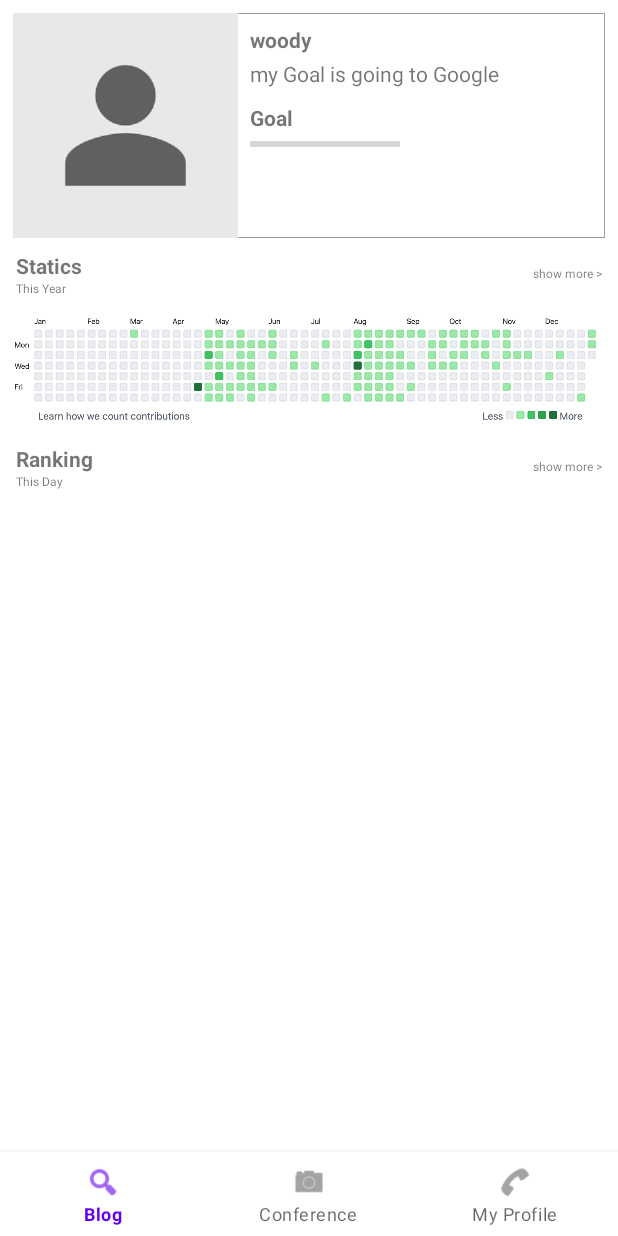
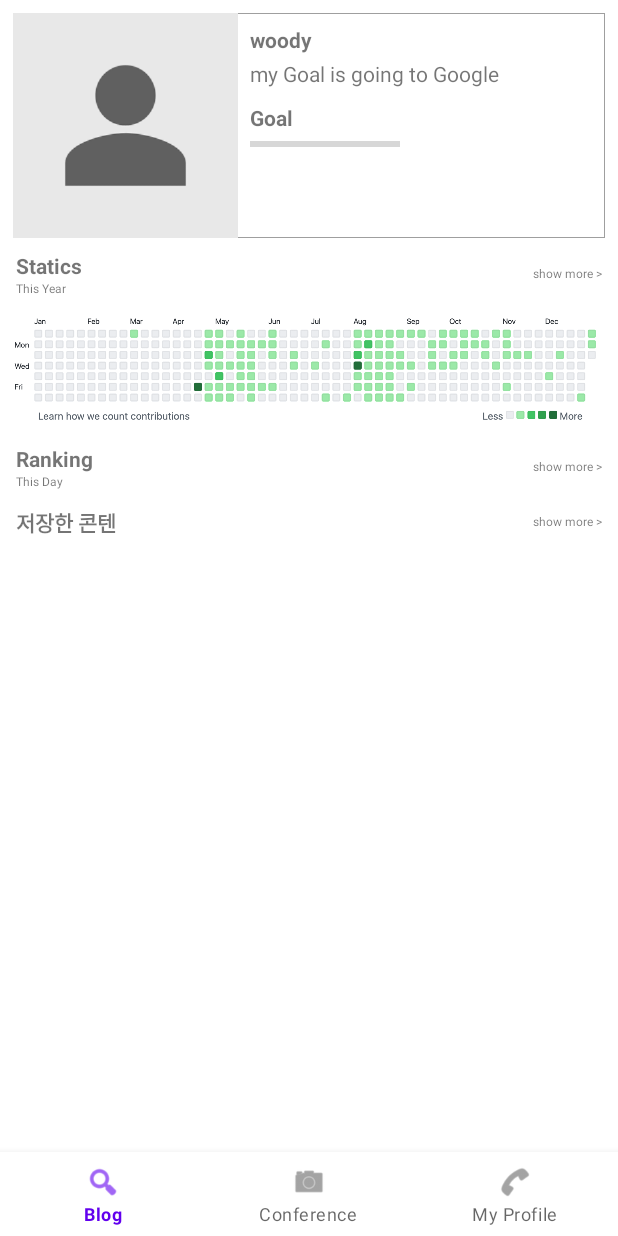
Before and after one commit to seonghun-dev/TechB, an Android app: the fragment FragmentMyprofile placed in its activity, on a phone screen of 412 x 824 dp. Run offline under Robolectric (Android 15) with nearby library versions, the phone set to English and light mode, and no system bars; our stand-ins replace Firebase (no records; nobody signed in at launch, a user with empty details on screens opened directly).

Commit message:
add saved content

```diff
--- a/app/src/main/res/layout/fragment_myprofile.xml
+++ b/app/src/main/res/layout/fragment_myprofile.xml
@@ -103,6 +103,46 @@
 
     </LinearLayout>
 
+    <LinearLayout
+        android:layout_margin="5dp"
+        android:layout_width="match_parent"
+        android:layout_height="wrap_content"
+        android:layout_marginTop="10dp"
+        android:orientation="horizontal">
+
+        <LinearLayout
+            android:layout_width="wrap_content"
+            android:layout_height="wrap_content"
+            android:orientation="vertical">
+
+            <TextView
+                android:layout_width="wrap_content"
+                android:layout_height="wrap_content"
+
+                android:text="저장한 콘텐"
+                android:textStyle="bold" />
+
+
+
+
+        </LinearLayout>
+
+        <View
+            android:layout_width="0dp"
+            android:layout_height="0dp"
+            android:layout_weight="1" />
+
+        <TextView
+            android:layout_width="wrap_content"
+            android:layout_height="wrap_content"
+            android:layout_gravity="center|right"
+            android:clickable="true"
+            android:text="show more >"
+            android:textSize="8dp" />
+
+
+    </LinearLayout>
+
 
 
 </LinearLayout>
```
